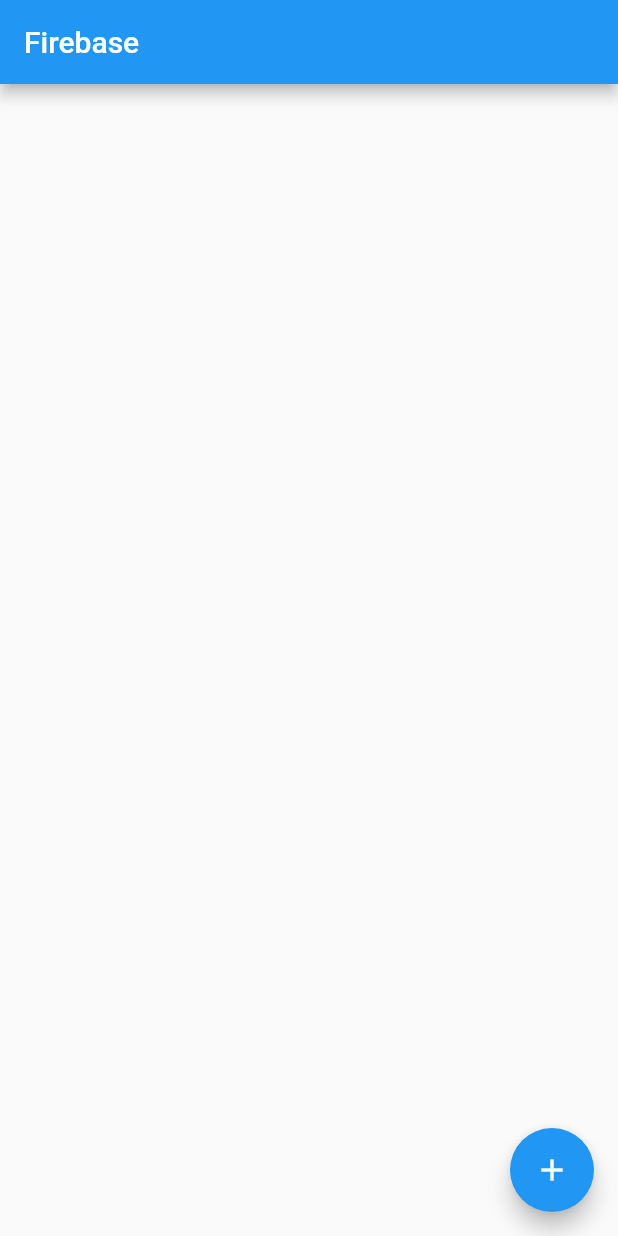
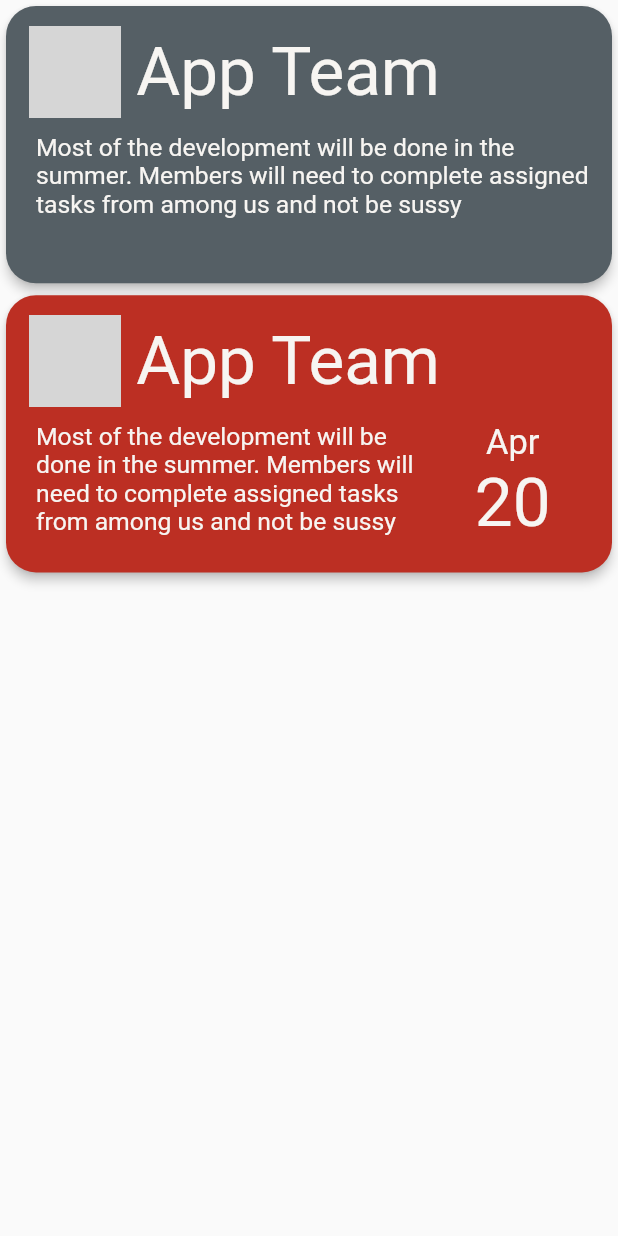
Before and after one commit to Woodlands-App-Team/WAPP, a Flutter app: the screen it shows after launch, on a phone screen of 412 x 824 dp. Run offline on Flutter 3.47's test engine with Material 2 defaults, Android fonts, the phone set to English and light mode, and no system bars; network calls fail; Roboto replaces fonts that are missing (Poppins); grey boxes are pictures that could not be loaded.

Commit message:
made the cards for events and announcements

```diff
--- /dev/null
+++ b/lib/common/announcement_card.dart
@@ -0,0 +1,152 @@
+import 'package:flutter/material.dart';
+import 'package:wapp/common/constants.dart';
+
+class AnnouncementCard extends StatefulWidget {
+  final String titleText;
+  final String descriptionText;
+  final String imageUrl;
+  final String month;
+  final String date;
+
+  AnnouncementCard(
+      {Key key,
+        @required this.titleText,
+        @required this.descriptionText,
+        @required this.imageUrl,
+        @required this.month,
+        @required this.date})
+      : super(key: key);
+
+  _Announcement_CardState createState() => _Announcement_CardState();
+}
+
+class _Announcement_CardState extends State<AnnouncementCard> {
+  @override
+  Widget build(BuildContext context) {
+    return Card(
+      clipBehavior: Clip.antiAliasWithSaveLayer,
+      color: red,
+      elevation: 3,
+      shape: RoundedRectangleBorder(
+        borderRadius: BorderRadius.circular(20),
+      ),
+      child: Column(
+        mainAxisSize: MainAxisSize.min,
+        mainAxisAlignment: MainAxisAlignment.start,
+        children: [
+          Padding(
+            padding: EdgeInsets.fromLTRB(0, 5, 0, 0),
+            child: Column(
+              mainAxisSize: MainAxisSize.max,
+              children: [
+                Padding(
+                  padding: EdgeInsets.fromLTRB(0, 8, 0, 0),
+                  child: Row(
+                    mainAxisSize: MainAxisSize.max,
+                    mainAxisAlignment: MainAxisAlignment.spaceBetween,
+                    children: [
+                      Padding(
+                        padding: EdgeInsets.fromLTRB(15, 0, 0, 0),
+                        child: Container(
+                          width:
+                          MediaQuery.of(context).size.width * 0.15,
+                          height:
+                          MediaQuery.of(context).size.width * 0.15,
+                          clipBehavior: Clip.antiAlias,
+                          decoration: BoxDecoration(
+                            shape: BoxShape.circle,
+                          ),
+                          child: Image.network(
+                              widget.imageUrl
+                          ),
+                        ),
+                      ),
+                      Expanded(
+                        child: Align(
+                          alignment: Alignment(-1, 0),
+                          child: Padding(
+                            padding: EdgeInsets.fromLTRB(10, 0, 0, 0),
+                            child: Text(
+                              widget.titleText,
+                              style: TextStyle(
+                                fontFamily: 'Poppins',
+                                color: white,
+                                fontSize: 45,
+                                fontWeight: FontWeight.normal,
+                              ),
+                            ),
+                          ),
+                        ),
+                      )
+                    ],
+                  ),
+                ),
+                Padding(
+                  padding: EdgeInsets.fromLTRB(20, 10, 0, 0),
+                  child: Row(
+                    mainAxisSize: MainAxisSize.max,
+                    children: [
+                      Container(
+                        width: MediaQuery.of(context).size.width * 0.65,
+                        height: 100,
+                        decoration: BoxDecoration(
+                          color: red,
+                        ),
+                        child: Text(
+                          widget.descriptionText,
+                          style: TextStyle(
+                            fontFamily: 'Poppins',
+                            color: white,
+                            fontSize: 16.5,
+                          ),
+                        ),
+                      ),
+                      Container(
+                        width: 100,
+                        height: 100,
+                        decoration: BoxDecoration(
+                          color: Color(0x00FF0000),
+                        ),
+                        child: Align(
+                          alignment: Alignment(0, 0),
+                          child: Column(
+                            mainAxisSize: MainAxisSize.max,
+                            children: [
+                              Align(
+                                alignment: Alignment(0, -2),
+                                child: Text(
+                                  widget.month,
+                                  style: TextStyle(
+                                    fontFamily: 'Poppins',
+                                    color: white,
+                                    fontSize: 23,
+                                  ),
+                                ),
+                              ),
+                              Align(
+                                alignment: Alignment(0, 0),
+                                child: Text(
+                                  widget.date,
+                                  textAlign: TextAlign.start,
+                                  style: TextStyle(
+                                    fontFamily: 'Poppins',
+                                    color: white,
+                                    fontSize: 45,
+                                  ),
+                                ),
+                              )
+                            ],
+                          ),
+                        ),
+                      )
+                    ],
+                  ),
+                )
+              ],
+            ),
+          )
+        ],
+      ),
+    );
+  }
+}
--- /dev/null
+++ b/lib/common/constants.dart
@@ -0,0 +1,6 @@
+import 'package:flutter/material.dart';
+
+Color red = Color.fromARGB(255, 188, 47, 35);
+Color white = Color.fromARGB(255, 247, 245, 242);
+Color black = Color.fromARGB(255, 1, 13, 21);
+Color grey = Color.fromARGB(255, 85, 95, 101);
--- /dev/null
+++ b/lib/common/event_card.dart
@@ -0,0 +1,110 @@
+import 'package:flutter/material.dart';
+import 'package:wapp/common/constants.dart';
+
+class EventCard extends StatefulWidget {
+  final String titleText;
+  final String descriptionText;
+  final String imageUrl;
+
+  EventCard(
+      {Key key,
+        @required this.titleText,
+        @required this.descriptionText,
+        @required this.imageUrl})
+      : super(key: key);
+
+  _EventCardState createState() => _EventCardState();
+}
+
+class _EventCardState extends State<EventCard> {
+  @override
+  Widget build(BuildContext context) {
+    return Card(
+      clipBehavior: Clip.antiAliasWithSaveLayer,
+      color: grey,
+      elevation: 3,
+      shape: RoundedRectangleBorder(
+        borderRadius: BorderRadius.circular(20),
+      ),
+      child: Column(
+        mainAxisSize: MainAxisSize.min,
+        mainAxisAlignment: MainAxisAlignment.start,
+        children: [
+          Padding(
+            padding: EdgeInsets.fromLTRB(0, 5, 0, 0),
+            child: Column(
+              mainAxisSize: MainAxisSize.max,
+              children: [
+                Padding(
+                  padding: EdgeInsets.fromLTRB(0, 8, 0, 0),
+                  child: Row(
+                    mainAxisSize: MainAxisSize.max,
+                    mainAxisAlignment: MainAxisAlignment.spaceBetween,
+                    children: [
+                      Padding(
+                        padding: EdgeInsets.fromLTRB(15, 0, 0, 0),
+                        child: Container(
+                          width:
+                          MediaQuery.of(context).size.width * 0.15,
+                          height:
+                          MediaQuery.of(context).size.width * 0.15,
+                          clipBehavior: Clip.antiAlias,
+                          decoration: BoxDecoration(
+                            shape: BoxShape.circle,
+                          ),
+                          child: Image.network(
+                              widget.imageUrl
+                          ),
+                        ),
+                      ),
+                      Expanded(
+                        child: Align(
+                          alignment: Alignment(-1, 0),
+                          child: Padding(
+                            padding: EdgeInsets.fromLTRB(10, 0, 0, 0),
+                            child: Text(
+                              widget.titleText,
+                              style: TextStyle(
+                                fontFamily: 'Poppins',
+                                color: white,
+                                fontSize: 45,
+                                fontWeight: FontWeight.normal,
+                              ),
+                            ),
+                          ),
+                        ),
+                      )
+                    ],
+                  ),
+                ),
+                Padding(
+                  padding: EdgeInsets.fromLTRB(20, 10, 0, 0),
+                  child: Row(
+                    mainAxisSize: MainAxisSize.max,
+                    children: [
+                      Container(
+                        width: MediaQuery.of(context).size.width * 0.9,
+                        height: 100,
+                        decoration: BoxDecoration(
+                          color: grey,
+                        ),
+                        child: Text(
+                          widget.descriptionText,
+                          style: TextStyle(
+                            fontFamily: 'Poppins',
+                            color: white,
+                            fontSize: 16.5,
+                          ),
+                        ),
+                      ),
+                    ],
+                  ),
+                )
+              ],
+            ),
+          )
+        ],
+      ),
+    );
+  }
+}
--- a/lib/main.dart
+++ b/lib/main.dart
@@ -1,50 +1,37 @@
-import 'package:cloud_firestore/cloud_firestore.dart';
+import 'package:wapp/common/announcement_card.dart';
+import 'package:wapp/common/event_card.dart';
 import 'package:flutter/material.dart';
-import 'package:firebase_core/firebase_core.dart';
 
-void main() async {
-  WidgetsFlutterBinding.ensureInitialized();
-  await Firebase.initializeApp();
-  runApp(MyApp());
+String title = "App Team";
+String description =
+    "Most of the development will be done in the summer. Members will need to complete assigned tasks from among us and not be sussy";
+String month = "Apr";
+String date = "20";
+String imageAddress = 'https://avatars.githubusercontent.com/u/86990803?s=200&v=4';
+
+void main() => runApp(MaterialApp(home: HomePageWidget()));
+
+class HomePageWidget extends StatefulWidget {
+  HomePageWidget({Key key}) : super(key: key);
+
+  @override
+  _HomePageWidgetState createState() => _HomePageWidgetState();
 }
 
-class MyApp extends StatelessWidget {
-  // This widget is the root of your application.
+class _HomePageWidgetState extends State<HomePageWidget> {
+  final scaffoldKey = GlobalKey<ScaffoldState>();
+
   @override
   Widget build(BuildContext context) {
-    return MaterialApp(
-      title: 'Flutter Demo',
-      theme: ThemeData(
-        primarySwatch: Colors.blue,
-      ),
-      home: Scaffold(
-        appBar: AppBar(
-          title: const Text('Firebase'),
-        ),
-        floatingActionButton: FloatingActionButton(
-          onPressed: () => FirebaseFirestore.instance
-              .collection('testing')
-              .add({'timestamp': Timestamp.fromDate(DateTime.now())}),
-          child: Icon(Icons.add),
-        ),
-        body: StreamBuilder(
-          stream: FirebaseFirestore.instance.collection('testing').snapshots(),
-          builder: (
-            BuildContext context,
-            AsyncSnapshot<QuerySnapshot> snapshot,
-          ) {
-            if (!snapshot.hasData) return const SizedBox.shrink();
-            return ListView.builder(
-              itemCount: snapshot.data.docs.length,
-              itemBuilder: (BuildContext context, int index) {
-                final docData = snapshot.data.docs[index]['timestamp'];
-                final dateTime = (docData as Timestamp).toDate();
-                return ListTile(
-                  title: Text(dateTime.toString()),
-                );
-              },
-            );
-          },
+    return Scaffold(
+      key: scaffoldKey,
+      body: SafeArea(
+        child: Column(
+          mainAxisSize: MainAxisSize.max,
+          children: [
+            EventCard(titleText: title, descriptionText: description, imageUrl: imageAddress),
+            AnnouncementCard(titleText: title, descriptionText: description, imageUrl: imageAddress, month: month, date: date)
+          ],
         ),
       ),
     );
```
Also changed, not shown: lib/common/song_card.dart (added), 1 other file.
